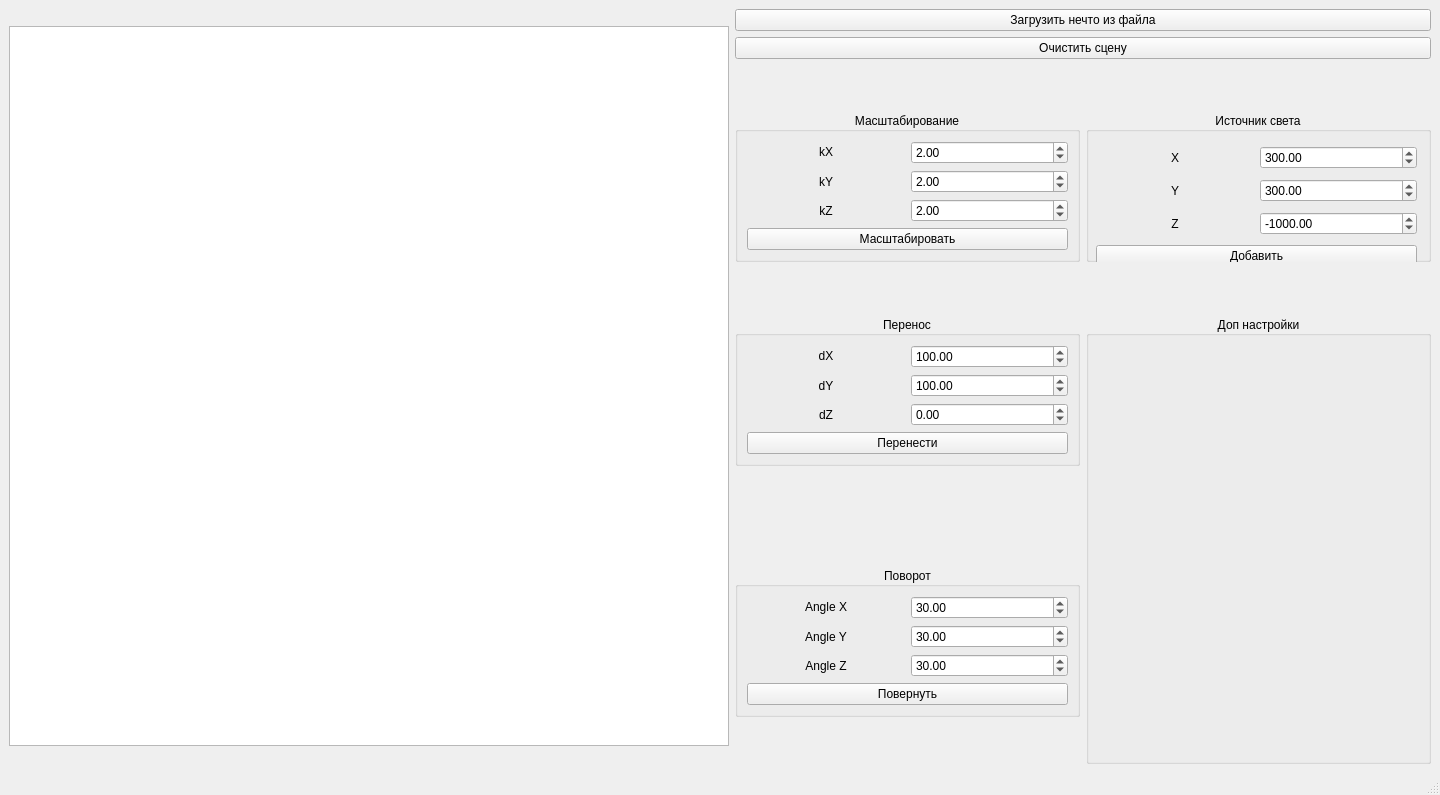
Before: the Qt Designer form ui/mainwindow.ui in Tulenenok/BMSTU_CP_CG, drawn with Qt 5.
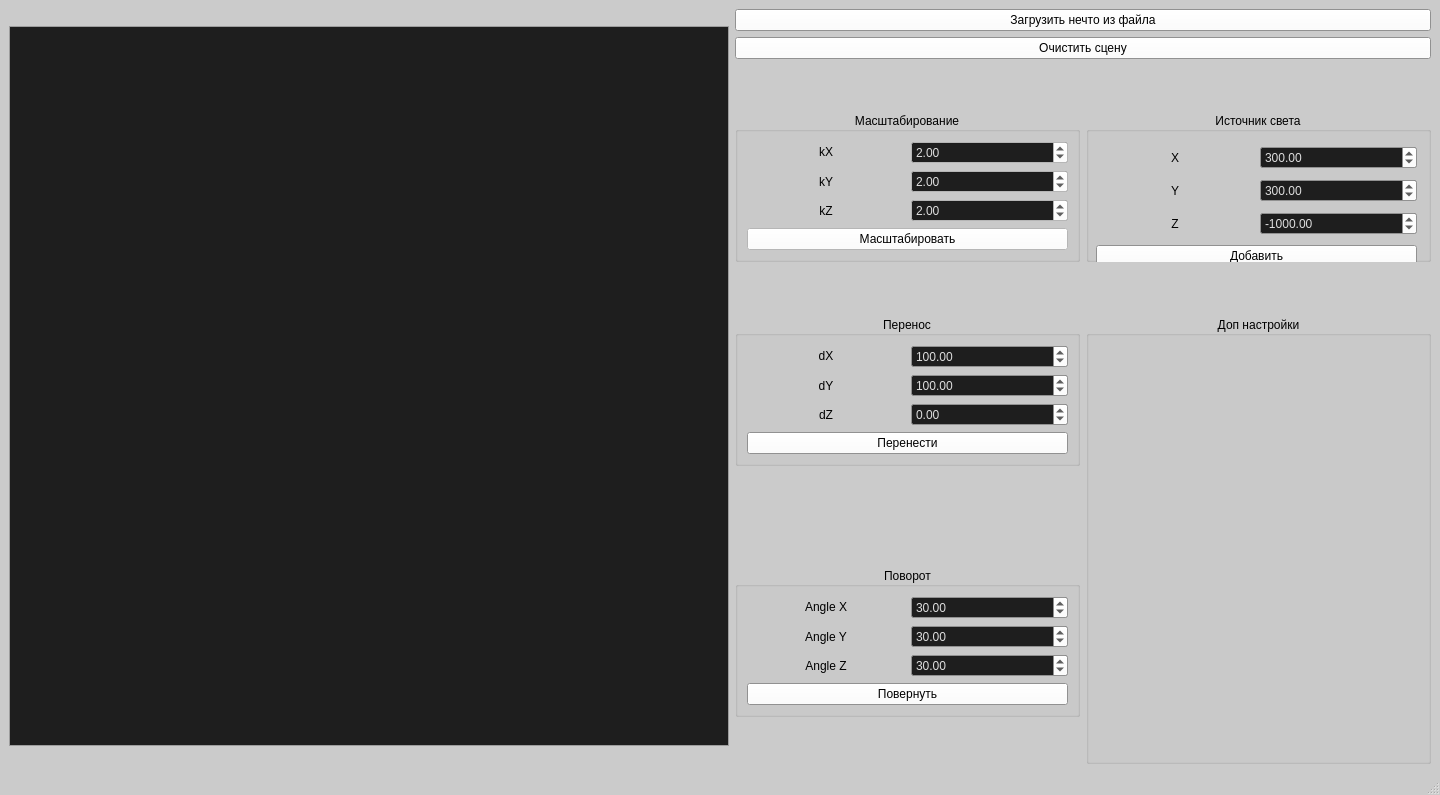
After: the same form once the commit is applied.

Commit message: Через палитру изменен цвет фона

Patch:
```diff
--- a/ui/mainwindow.ui
+++ b/ui/mainwindow.ui
@@ -10,6 +10,151 @@
     <height>795</height>
    </rect>
   </property>
+  <property name="palette">
+   <palette>
+    <active>
+     <colorrole role="Button">
+      <brush brushstyle="SolidPattern">
+       <color alpha="255">
+        <red>255</red>
+        <green>255</green>
+        <blue>255</blue>
+       </color>
+      </brush>
+     </colorrole>
+     <colorrole role="Light">
+      <brush brushstyle="SolidPattern">
+       <color alpha="255">
+        <red>104</red>
+        <green>221</green>
+        <blue>71</blue>
+       </color>
+      </brush>
+     </colorrole>
+     <colorrole role="Text">
+      <brush brushstyle="SolidPattern">
+       <color alpha="217">
+        <red>255</red>
+        <green>255</green>
+        <blue>255</blue>
+       </color>
+      </brush>
+     </colorrole>
+     <colorrole role="Base">
+      <brush brushstyle="SolidPattern">
+       <color alpha="255">
+        <red>30</red>
+        <green>30</green>
+        <blue>30</blue>
+       </color>
+      </brush>
+     </colorrole>
+     <colorrole role="Window">
+      <brush brushstyle="SolidPattern">
+       <color alpha="255">
+        <red>203</red>
+        <green>203</green>
+        <blue>203</blue>
+       </color>
+      </brush>
+     </colorrole>
+    </active>
+    <inactive>
+     <colorrole role="Button">
+      <brush brushstyle="SolidPattern">
+       <color alpha="255">
+        <red>255</red>
+        <green>255</green>
+        <blue>255</blue>
+       </color>
+      </brush>
+     </colorrole>
+     <colorrole role="Light">
+      <brush brushstyle="SolidPattern">
+       <color alpha="255">
+        <red>104</red>
+        <green>221</green>
+        <blue>71</blue>
+       </color>
+      </brush>
+     </colorrole>
+     <colorrole role="Text">
+      <brush brushstyle="SolidPattern">
+       <color alpha="217">
+        <red>255</red>
+        <green>255</green>
+        <blue>255</blue>
+       </color>
+      </brush>
+     </colorrole>
+     <colorrole role="Base">
+      <brush brushstyle="SolidPattern">
+       <color alpha="255">
+        <red>30</red>
+        <green>30</green>
+        <blue>30</blue>
+       </color>
+      </brush>
+     </colorrole>
+     <colorrole role="Window">
+      <brush brushstyle="SolidPattern">
+       <color alpha="255">
+        <red>203</red>
+        <green>203</green>
+        <blue>203</blue>
+       </color>
+      </brush>
+     </colorrole>
+    </inactive>
+    <disabled>
+     <colorrole role="Button">
+      <brush brushstyle="SolidPattern">
+       <color alpha="255">
+        <red>255</red>
+        <green>255</green>
+        <blue>255</blue>
+       </color>
+      </brush>
+     </colorrole>
+     <colorrole role="Light">
+      <brush brushstyle="SolidPattern">
+       <color alpha="255">
+        <red>104</red>
+        <green>221</green>
+        <blue>71</blue>
+       </color>
+      </brush>
+     </colorrole>
+     <colorrole role="Text">
+      <brush brushstyle="SolidPattern">
+       <color alpha="63">
+        <red>255</red>
+        <green>255</green>
+        <blue>255</blue>
+       </color>
+      </brush>
+     </colorrole>
+     <colorrole role="Base">
+      <brush brushstyle="SolidPattern">
+       <color alpha="255">
+        <red>203</red>
+        <green>203</green>
+        <blue>203</blue>
+       </color>
+      </brush>
+     </colorrole>
+     <colorrole role="Window">
+      <brush brushstyle="SolidPattern">
+       <color alpha="255">
+        <red>203</red>
+        <green>203</green>
+        <blue>203</blue>
+       </color>
+      </brush>
+     </colorrole>
+    </disabled>
+   </palette>
+  </property>
   <property name="windowTitle">
    <string>MainWindow</string>
   </property>
@@ -149,6 +294,97 @@
     </item>
     <item row="5" column="1">
      <widget class="QGroupBox" name="groupBox_2">
+      <property name="palette">
+       <palette>
+        <active>
+         <colorrole role="BrightText">
+          <brush brushstyle="SolidPattern">
+           <color alpha="255">
+            <red>255</red>
+            <green>255</green>
+            <blue>255</blue>
+           </color>
+          </brush>
+         </colorrole>
+         <colorrole role="Base">
+          <brush brushstyle="SolidPattern">
+           <color alpha="255">
+            <red>30</red>
+            <green>30</green>
+            <blue>30</blue>
+           </color>
+          </brush>
+         </colorrole>
+         <colorrole role="Window">
+          <brush brushstyle="SolidPattern">
+           <color alpha="255">
+            <red>255</red>
+            <green>255</green>
+            <blue>255</blue>
+           </color>
+          </brush>
+         </colorrole>
+        </active>
+        <inactive>
+         <colorrole role="BrightText">
+          <brush brushstyle="SolidPattern">
+           <color alpha="255">
+            <red>255</red>
+            <green>255</green>
+            <blue>255</blue>
+           </color>
+          </brush>
+         </colorrole>
+         <colorrole role="Base">
+          <brush brushstyle="SolidPattern">
+           <color alpha="255">
+            <red>30</red>
+            <green>30</green>
+            <blue>30</blue>
+           </color>
+          </brush>
+         </colorrole>
+         <colorrole role="Window">
+          <brush brushstyle="SolidPattern">
+           <color alpha="255">
+            <red>255</red>
+            <green>255</green>
+            <blue>255</blue>
+           </color>
+          </brush>
+         </colorrole>
+        </inactive>
+        <disabled>
+         <colorrole role="BrightText">
+          <brush brushstyle="SolidPattern">
+           <color alpha="255">
+            <red>255</red>
+            <green>255</green>
+            <blue>255</blue>
+           </color>
+          </brush>
+         </colorrole>
+         <colorrole role="Base">
+          <brush brushstyle="SolidPattern">
+           <color alpha="255">
+            <red>255</red>
+            <green>255</green>
+            <blue>255</blue>
+           </color>
+          </brush>
+         </colorrole>
+         <colorrole role="Window">
+          <brush brushstyle="SolidPattern">
+           <color alpha="255">
+            <red>255</red>
+            <green>255</green>
+            <blue>255</blue>
+           </color>
+          </brush>
+         </colorrole>
+        </disabled>
+       </palette>
+      </property>
       <property name="autoFillBackground">
        <bool>false</bool>
       </property>
@@ -273,7 +509,7 @@
     <item row="3" column="1" colspan="2">
      <widget class="QPushButton" name="CleanB">
       <property name="autoFillBackground">
-       <bool>true</bool>
+       <bool>false</bool>
       </property>
       <property name="text">
        <string>Очистить сцену</string>
@@ -283,7 +519,7 @@
     <item row="2" column="1" colspan="2">
      <widget class="QPushButton" name="LoadB">
       <property name="autoFillBackground">
-       <bool>true</bool>
+       <bool>false</bool>
       </property>
       <property name="text">
        <string>Загрузить нечто из файла</string>
```
Left out of the diff: 3 changed lines with no effect on the pictures.
